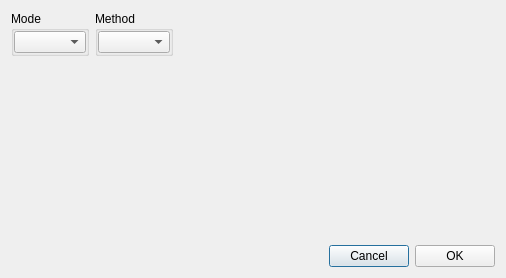
The window that dialogdumpprocessmemory.ui (horsicq/XProcessWidget) describes before a commit, drawn with Qt 5.
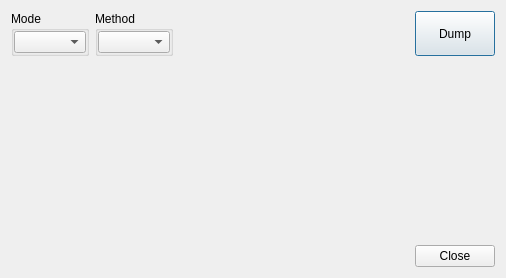
The same window after the commit.

What changed in the file:
```diff
--- a/dialogdumpprocessmemory.ui
+++ b/dialogdumpprocessmemory.ui
@@ -83,6 +83,19 @@
        </property>
       </spacer>
      </item>
+     <item>
+      <widget class="QPushButton" name="pushButtonDump">
+       <property name="sizePolicy">
+        <sizepolicy hsizetype="Minimum" vsizetype="Minimum">
+         <horstretch>0</horstretch>
+         <verstretch>0</verstretch>
+        </sizepolicy>
+       </property>
+       <property name="text">
+        <string>Dump</string>
+       </property>
+      </widget>
+     </item>
     </layout>
    </item>
    <item>
@@ -116,14 +129,7 @@
      <item>
       <widget class="QPushButton" name="pushButtonCancel">
        <property name="text">
-        <string>Cancel</string>
-       </property>
-      </widget>
-     </item>
-     <item>
-      <widget class="QPushButton" name="pushButtonOK">
-       <property name="text">
-        <string>OK</string>
+        <string>Close</string>
        </property>
       </widget>
      </item>
```
Left out of the diff: 2 changed lines with no effect on the pictures.
